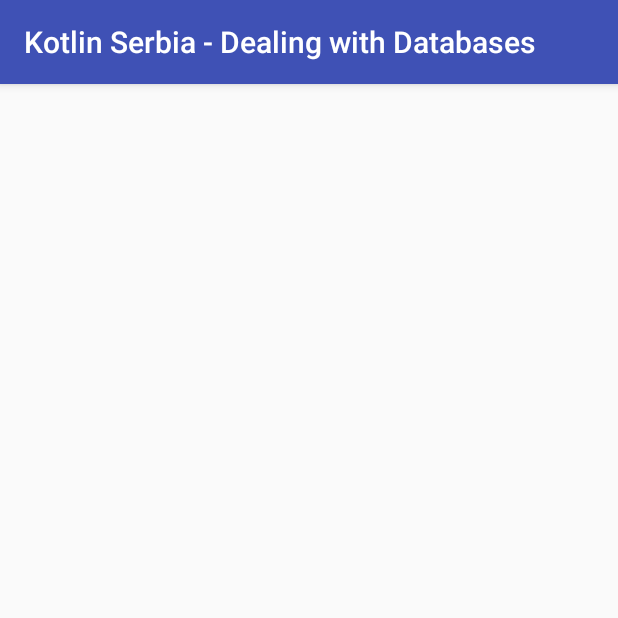
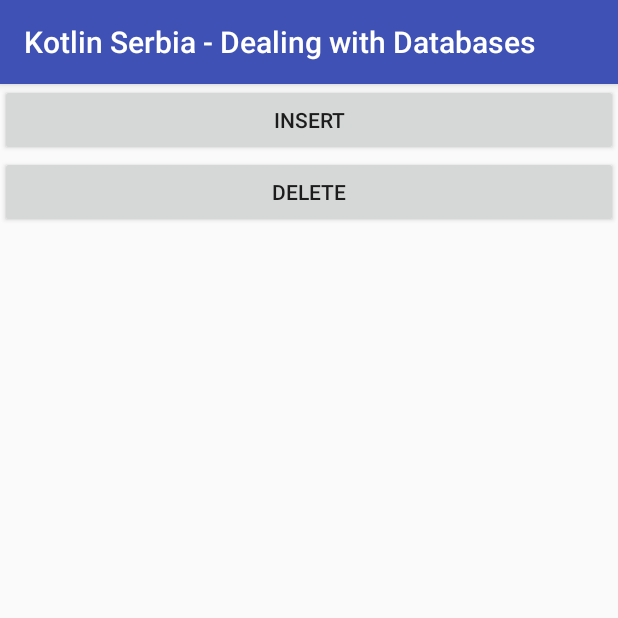
Before and after one commit to milos85vasic/Kotlin-Serbia-Working-With-Databases, an Android app: the screen it shows after launch (MainActivity), on a phone screen of 412 x 824 dp, the top half of it. Run offline under Robolectric (Android 15) with nearby library versions, the phone set to English and light mode, and no system bars.

Commit message:
Kotlin Serbia - Dealing with Databases: Working on database stuff.

```diff
--- /dev/null
+++ b/KotlinSerbia-DealingwithDatabases/app/src/main/java/net/milosvasic/conferences/kotlin_serbia/BasicActivity.kt
@@ -0,0 +1,49 @@
+package net.milosvasic.conferences.kotlin_serbia
+
+import android.os.AsyncTask
+import android.os.Bundle
+import android.support.v7.app.AppCompatActivity
+import android.util.Log
+import kotlinx.android.synthetic.main.activity_main.*
+
+abstract class BasicActivity : AppCompatActivity() {
+
+    val tag = "Dealing with databases"
+
+    override fun onCreate(savedInstanceState: Bundle?) {
+        super.onCreate(savedInstanceState)
+        setContentView(R.layout.activity_main)
+
+        insert.setOnClickListener {
+            object : AsyncTask<Unit, Unit, Boolean>() {
+                override fun doInBackground(vararg params: Unit?): Boolean {
+                    return doInsert()
+                }
+
+                override fun onPostExecute(result: Boolean?) {
+                    Log.i(tag, "Insert [ $result ]")
+                    super.onPostExecute(result)
+                }
+            }.execute()
+        }
+
+        delete.setOnClickListener {
+            object : AsyncTask<Unit, Unit, Boolean>() {
+                override fun doInBackground(vararg params: Unit?): Boolean {
+                    return doDelete()
+                }
+
+                override fun onPostExecute(result: Boolean?) {
+                    Log.i(tag, "Delete [ $result ]")
+                    super.onPostExecute(result)
+                }
+            }.execute()
+        }
+
+    }
+
+    abstract fun doInsert(): Boolean
+
+    abstract fun doDelete(): Boolean
+
+}
--- a/KotlinSerbia-DealingwithDatabases/app/src/main/java/net/milosvasic/conferences/kotlin_serbia/MainActivity.kt
+++ b/KotlinSerbia-DealingwithDatabases/app/src/main/java/net/milosvasic/conferences/kotlin_serbia/MainActivity.kt
@@ -1,14 +1,19 @@
 package net.milosvasic.conferences.kotlin_serbia
 
-import android.support.v7.app.AppCompatActivity
-import android.os.Bundle
+import net.milosvasic.conferences.kotlin_serbia.common.Db
+import net.milosvasic.conferences.kotlin_serbia.model.Student
 
-import net.milosvasic.conferences.kotlin_serbia.R
+class MainActivity : BasicActivity() {
 
-class MainActivity : AppCompatActivity() {
+    val john = Student("John", "Smith", 1985)
+    val steve = Student("Steve", "Smith", 1987)
 
-    override fun onCreate(savedInstanceState: Bundle?) {
-        super.onCreate(savedInstanceState)
-        setContentView(R.layout.activity_main)
+    override fun doInsert(): Boolean {
+        return Db.insert(john, steve)
     }
+
+    override fun doDelete(): Boolean {
+        return Db.delete(steve)
+    }
+
 }
--- a/KotlinSerbia-DealingwithDatabases/app/src/main/java/net/milosvasic/conferences/kotlin_serbia/common/Crud.kt
+++ b/KotlinSerbia-DealingwithDatabases/app/src/main/java/net/milosvasic/conferences/kotlin_serbia/common/Crud.kt
@@ -15,8 +15,8 @@ interface Crud<T> {
 
     fun update(what: Collection<T>): Boolean
 
-    fun delete(vararg what: T)
+    fun delete(vararg what: T) : Boolean
 
-    fun delete(what: Collection<T>)
+    fun delete(what: Collection<T>) : Boolean
 
 }
--- a/KotlinSerbia-DealingwithDatabases/app/src/main/java/net/milosvasic/conferences/kotlin_serbia/common/DbHelper.kt
+++ b/KotlinSerbia-DealingwithDatabases/app/src/main/java/net/milosvasic/conferences/kotlin_serbia/common/DbHelper.kt
@@ -12,12 +12,13 @@ class DbHelper(val dbName: String, val version: Int) : SQLiteOpenHelper(Applicat
         val FIRST_NAME: String = "FIRST_NAME"
         val LAST_NAME: String = "LAST_NAME"
         val YEAR: String = "YEAR"
+        val TABLE = "students"
         val SQL_CREATE_DB = "SQL_CREATE_DB"
 
         val queries = mapOf(
                 Pair(
                         "SQL_CREATE_DB",
-                        "CREATE TABLE if not exists students ($ID integer PRIMARY KEY autoincrement, $FIRST_NAME text, $LAST_NAME text, $YEAR integer)"
+                        "CREATE TABLE if not exists $TABLE ($ID integer PRIMARY KEY autoincrement, $FIRST_NAME text, $LAST_NAME text, $YEAR integer)"
                 )
         )
     }
--- a/KotlinSerbia-DealingwithDatabases/app/src/main/res/layout/activity_main.xml
+++ b/KotlinSerbia-DealingwithDatabases/app/src/main/res/layout/activity_main.xml
@@ -1,8 +1,19 @@
 <?xml version="1.0" encoding="utf-8"?>
-<android.support.constraint.ConstraintLayout xmlns:android="http://schemas.android.com/apk/res/android"
-    xmlns:tools="http://schemas.android.com/tools"
+<LinearLayout xmlns:android="http://schemas.android.com/apk/res/android"
     android:layout_width="match_parent"
     android:layout_height="match_parent"
-    tools:context="net.milosvasic.conferences.kotlin_serbia.MainActivity">
+    android:orientation="vertical">
 
-</android.support.constraint.ConstraintLayout>
+    <Button
+        android:id="@+id/insert"
+        android:layout_width="match_parent"
+        android:layout_height="wrap_content"
+        android:text="@string/insert" />
+
+    <Button
+        android:id="@+id/delete"
+        android:layout_width="match_parent"
+        android:layout_height="wrap_content"
+        android:text="@string/delete" />
+
+</LinearLayout>
--- a/KotlinSerbia-DealingwithDatabases/app/src/main/res/values/strings.xml
+++ b/KotlinSerbia-DealingwithDatabases/app/src/main/res/values/strings.xml
@@ -1,3 +1,5 @@
 <resources>
     <string name="app_name">Kotlin Serbia - Dealing with Databases</string>
+    <string name="insert">Insert</string>
+    <string name="delete">Delete</string>
 </resources>
```
Also changed, not shown: KotlinSerbia-DealingwithDatabases/app/src/main/java/net/milosvasic/conferences/kotlin_serbia/common/Db.kt (+24 -5 lines).
